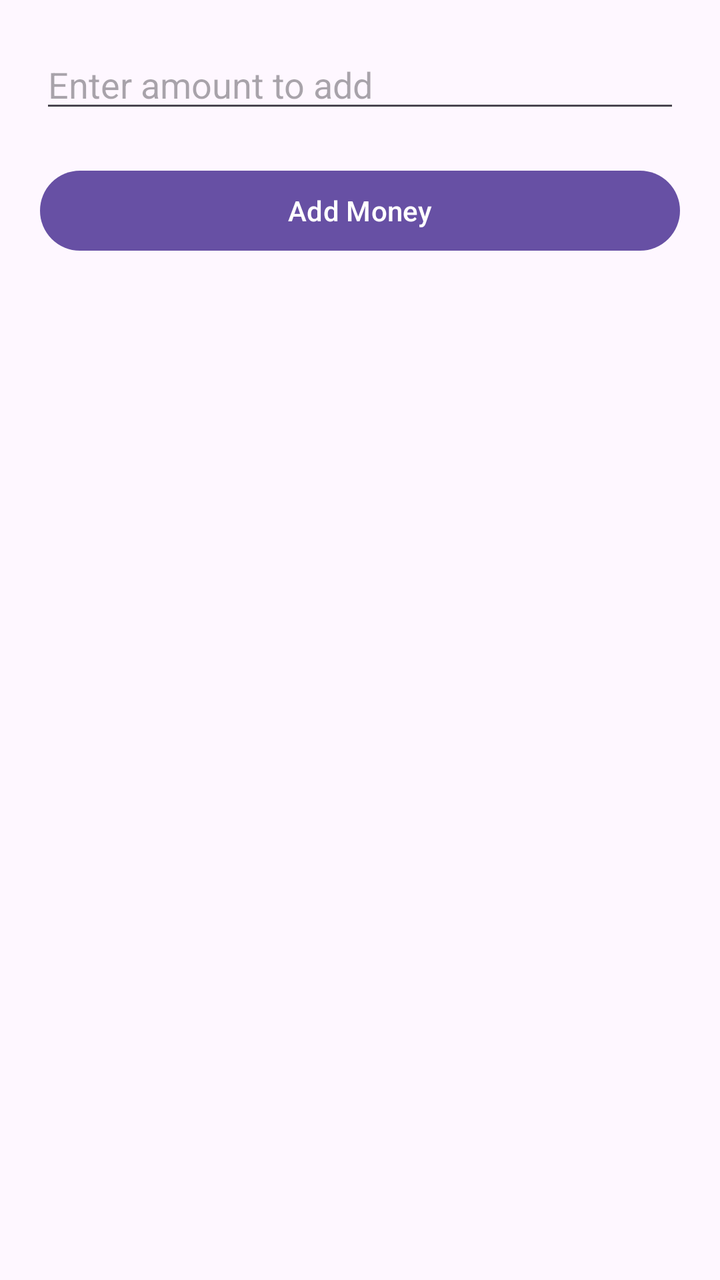
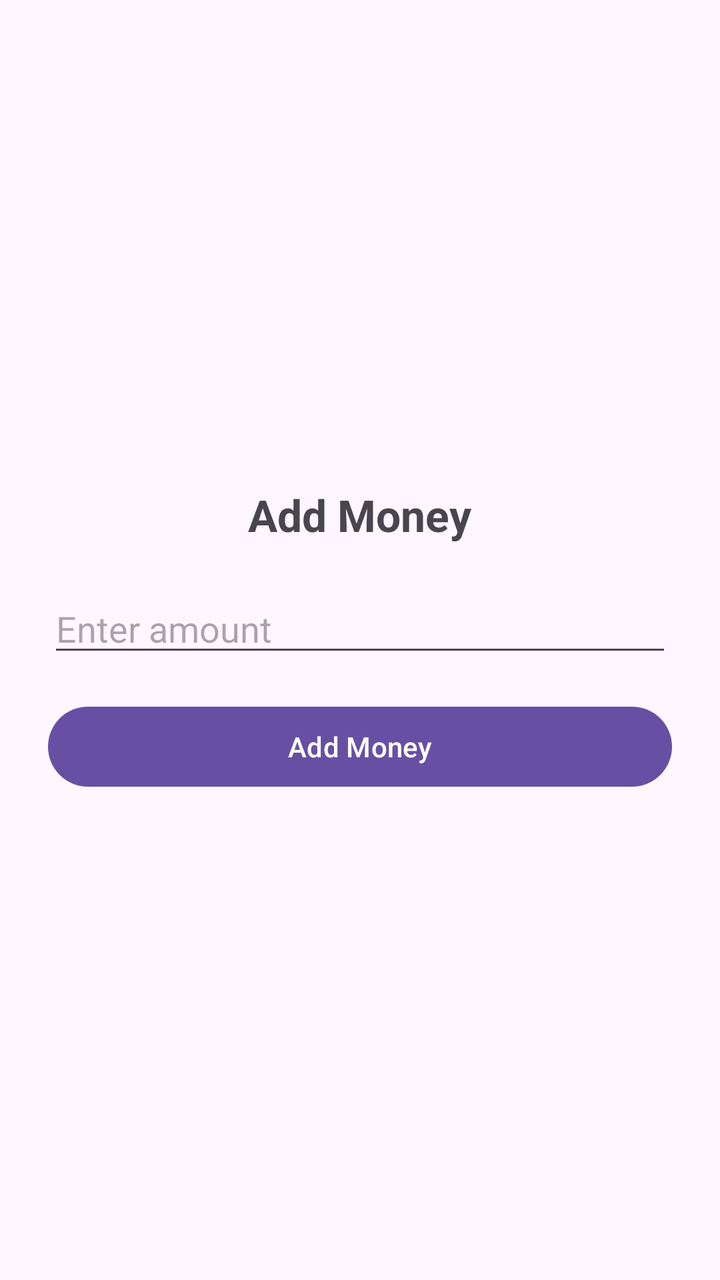

Before-and-after screenshots of an Android layout around one commit, followed by the original layout XML and the change that was made.
<!-- AndroidManifest.xml: application theme Theme.Gpayapp -->
<!-- res/layout/add_money_activity.xml -->
<?xml version="1.0" encoding="utf-8"?>
<LinearLayout xmlns:android="http://schemas.android.com/apk/res/android"
    android:orientation="vertical"
    android:padding="20dp"
    android:layout_width="match_parent"
    android:layout_height="match_parent">

    <EditText
        android:id="@+id/etAddAmount"
        android:hint="Enter amount to add"
        android:inputType="number"
        android:layout_width="match_parent"
        android:layout_height="wrap_content"/>

    <Button
        android:id="@+id/btnAdd"
        android:text="Add Money"
        android:layout_marginTop="20dp"
        android:layout_width="match_parent"
        android:layout_height="wrap_content"/>
</LinearLayout>
<!-- resources referenced by this layout -->
<resources>
  <style name="Theme.Gpayapp" parent="Base.Theme.Gpayapp" />
  <style name="Base.Theme.Gpayapp" parent="Theme.Material3.DayNight.NoActionBar">
          
          
      </style>
</resources>

<!-- the commit's change to res/layout/add_money_activity.xml (unified diff, before → after) -->
@@ -1,21 +1,30 @@
 <?xml version="1.0" encoding="utf-8"?>
 <LinearLayout xmlns:android="http://schemas.android.com/apk/res/android"
+    android:layout_width="match_parent"
+    android:layout_height="match_parent"
     android:orientation="vertical"
-    android:padding="20dp"
-    android:layout_width="match_parent"
-    android:layout_height="match_parent">
+    android:gravity="center"
+    android:padding="24dp">
+
+    <TextView
+        android:layout_width="wrap_content"
+        android:layout_height="wrap_content"
+        android:text="Add Money"
+        android:textSize="22sp"
+        android:textStyle="bold"
+        android:layout_marginBottom="20dp"/>
 
     <EditText
-        android:id="@+id/etAddAmount"
-        android:hint="Enter amount to add"
-        android:inputType="number"
+        android:id="@+id/etAmount"
         android:layout_width="match_parent"
-        android:layout_height="wrap_content"/>
+        android:layout_height="wrap_content"
+        android:hint="Enter amount"
+        android:inputType="number"/>
 
     <Button
         android:id="@+id/btnAdd"
+        android:layout_width="match_parent"
+        android:layout_height="wrap_content"
         android:text="Add Money"
-        android:layout_marginTop="20dp"
-        android:layout_width="match_parent"
-        android:layout_height="wrap_content"/>
+        android:layout_marginTop="16dp"/>
 </LinearLayout>
